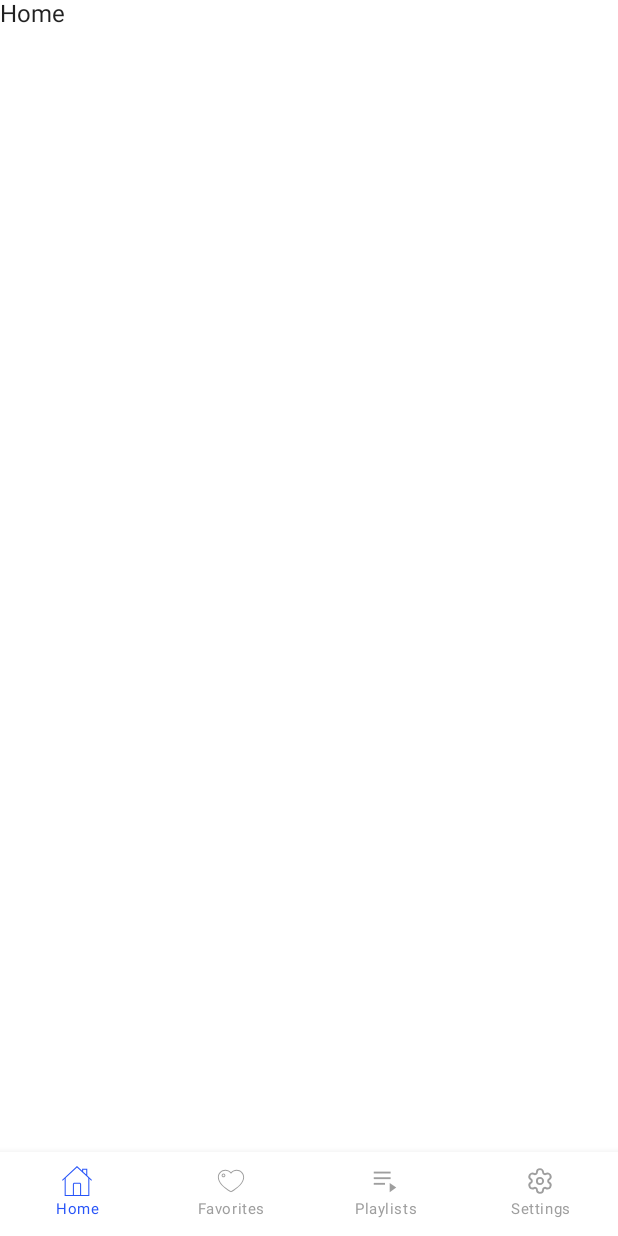
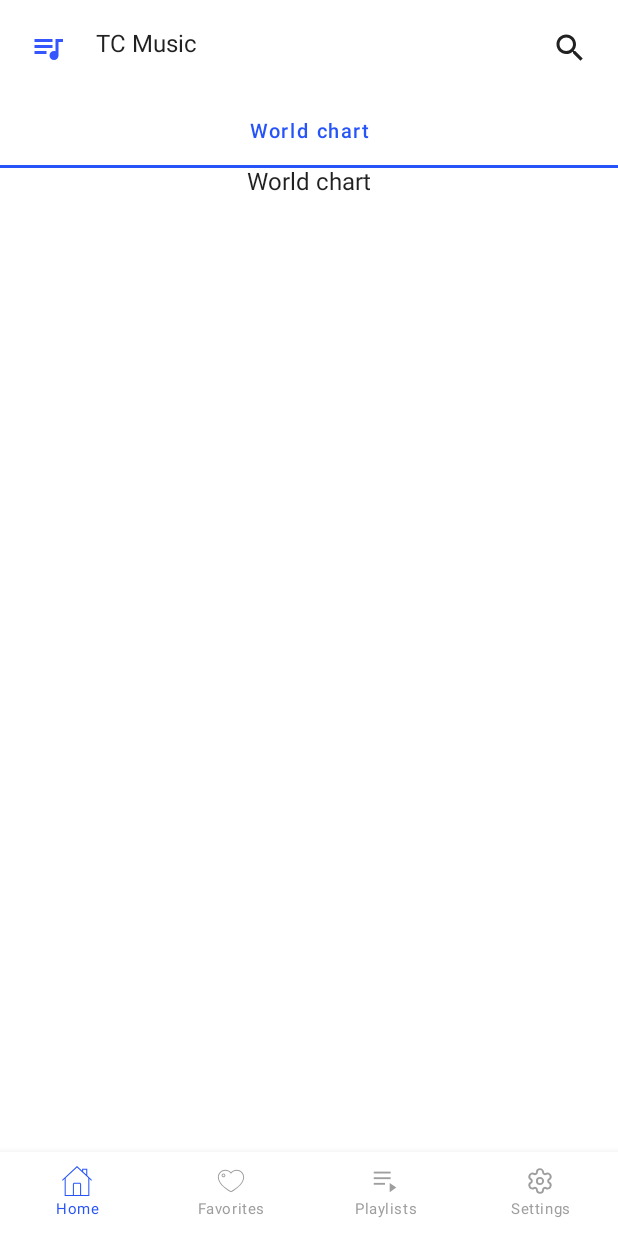
Before and after one commit to ntcong1997/tc-music, an Android app built with Jetpack Compose: the screen it shows after launch (MainActivity), on a phone screen of 412 x 824 dp. Before the commit the screen is almost empty. Run offline under Robolectric (Android 15) with nearby library versions, the phone set to English and light mode, and no system bars; our stand-ins replace Dagger/Hilt's generated code, Timber, accompanist.

Commit message:
feat(ui): home screen -> init tab world chart

```diff
--- a/app/build.gradle
+++ b/app/build.gradle
@@ -69,6 +69,7 @@ dependencies {
     implementation(Libs.MATERIAL)
     implementation(Libs.MATERIAL_ICONS_EXTENDED)
     implementation(Libs.PAGER)
+    implementation(Libs.PAGER_INDICATORS)
 
     // Kotlin
     implementation(Libs.KOTLIN_STDLIB)
--- a/app/src/main/java/com/example/tcmusic/ui/main/MainActivity.kt
+++ b/app/src/main/java/com/example/tcmusic/ui/main/MainActivity.kt
@@ -32,12 +32,14 @@ import com.example.tcmusic.ui.theme.BlueRibbon
 import com.example.tcmusic.ui.theme.GraySilverChalice
 import com.example.tcmusic.ui.theme.TCMusicTheme
 import com.example.tcmusic.ui.theme.White
+import com.google.accompanist.pager.ExperimentalPagerApi
 import dagger.hilt.android.AndroidEntryPoint
 
 @AndroidEntryPoint
 class MainActivity : ComponentActivity() {
     private val viewModel: MainViewModel by viewModels()
 
+    @ExperimentalPagerApi
     override fun onCreate(savedInstanceState: Bundle?) {
         super.onCreate(savedInstanceState)
 
@@ -76,7 +78,7 @@ class MainActivity : ComponentActivity() {
                                 startDestination = Screen.Home.route
                             ) {
                                 composable(route = Screen.Home.route) {
-                                    Home()
+                                    Home(navController)
                                 }
                                 composable(route = Screen.Favorites.route) {
                                     Favorites()
@@ -96,9 +98,12 @@ class MainActivity : ComponentActivity() {
     }
 }
 
+@ExperimentalPagerApi
 @Composable
-fun Home() {
-    HomeScreen()
+fun Home(
+    navController: NavController
+) {
+    HomeScreen(navController)
 }
 
 @Composable
--- a/app/src/main/java/com/example/tcmusic/ui/main/home/HomeScreen.kt
+++ b/app/src/main/java/com/example/tcmusic/ui/main/home/HomeScreen.kt
@@ -1,16 +1,167 @@
 package com.example.tcmusic.ui.main.home
 
-import androidx.compose.material.Text
+import androidx.compose.foundation.Image
+import androidx.compose.foundation.background
+import androidx.compose.foundation.layout.*
+import androidx.compose.material.*
+import androidx.compose.material.icons.Icons
+import androidx.compose.material.icons.filled.Search
 import androidx.compose.runtime.Composable
+import androidx.compose.runtime.rememberCoroutineScope
+import androidx.compose.ui.Modifier
+import androidx.compose.ui.platform.LocalContext
+import androidx.compose.ui.res.painterResource
+import androidx.compose.ui.res.stringResource
+import androidx.compose.ui.tooling.preview.Preview
+import androidx.compose.ui.unit.dp
+import androidx.compose.ui.unit.sp
+import androidx.navigation.NavController
+import com.example.tcmusic.R
+import com.example.tcmusic.ui.main.home.worldchart.WorldChartScreen
+import com.example.tcmusic.ui.theme.Black
+import com.example.tcmusic.ui.theme.BlueRibbon
+import com.example.tcmusic.ui.theme.GrayMercury
+import com.example.tcmusic.ui.theme.White
+import com.google.accompanist.pager.*
+import kotlinx.coroutines.launch
 
 /**
  * Created by TC on 10/10/2022.
  */
 
 
+@ExperimentalPagerApi
+@Composable
+fun HomeScreen(
+    navController: NavController
+) {
+    HomeScreen()
+}
+
+@ExperimentalPagerApi
 @Composable
 fun HomeScreen(
 
 ) {
-    Text(text = "Home")
+    Column(
+        modifier = Modifier
+            .fillMaxSize()
+            .background(White)
+    ) {
+        Header()
+
+        TabLayout()
+    }
 }
+
+@ExperimentalPagerApi
+@Composable
+fun Header() {
+    val context = LocalContext.current
+
+    Row(
+        modifier = Modifier
+            .fillMaxWidth()
+    ) {
+        Spacer(modifier = Modifier.width(20.dp))
+
+        Image(
+            painter = painterResource(id = R.drawable.ic_app),
+            contentDescription = null,
+            modifier = Modifier.padding(vertical = 20.dp)
+        )
+
+        Text(
+            text = context.getString(R.string.text_app_name),
+            fontSize = 16.sp,
+            modifier = Modifier
+                .weight(1f)
+                .padding(20.dp)
+        )
+
+        Icon(
+            imageVector = Icons.Filled.Search,
+            contentDescription = null,
+            modifier = Modifier.padding(vertical = 20.dp)
+        )
+
+        Spacer(modifier = Modifier.width(20.dp))
+    }
+}
+
+@ExperimentalPagerApi
+@Composable
+fun TabLayout() {
+    val pagerState = rememberPagerState()
+
+    val listTab = listOf(
+        R.string.text_world_chart
+    )
+
+    Tabs(listTab = listTab, pagerState = pagerState)
+    TabsContent(listTabSize = listTab.size, pagerState = pagerState)
+}
+
+@ExperimentalPagerApi
+@Composable
+fun Tabs(
+    listTab: List<Int>,
+    pagerState: PagerState
+) {
+    val coroutineScope = rememberCoroutineScope()
+
+    TabRow(
+        selectedTabIndex = pagerState.currentPage,
+        backgroundColor = White,
+        contentColor = BlueRibbon,
+        indicator = { tabPositions ->
+            TabRowDefaults.Indicator(
+                modifier = Modifier.pagerTabIndicatorOffset(pagerState, tabPositions),
+                height = 2.dp,
+                color = BlueRibbon
+            )
+        }
+    ) {
+        listTab.forEachIndexed { index, _ ->
+            Tab(
+                selected = pagerState.currentPage == index,
+                onClick = {
+                    coroutineScope.launch {
+                        pagerState.scrollToPage(index)
+                    }
+                },
+                text = {
+                    val color = if (pagerState.currentPage == index) BlueRibbon else GrayMercury
+                    Text(
+                        text = stringResource(listTab[index]),
+                        color = color,
+                        fontSize = 13.sp
+                    )
+                }
+            )
+        }
+    }
+}
+
+@ExperimentalPagerApi
+@Composable
+fun TabsContent(
+    listTabSize: Int,
+    pagerState: PagerState
+) {
+    HorizontalPager(
+        state = pagerState,
+        count = listTabSize
+    ) { page ->
+        when (page) {
+            0 -> WorldChartScreen()
+        }
+    }
+}
+
+@ExperimentalPagerApi
+@Preview
+@Composable
+fun HomeScreenPreview() {
+    HomeScreen()
+}
--- /dev/null
+++ b/app/src/main/java/com/example/tcmusic/ui/main/home/worldchart/WorldChartScreen.kt
@@ -0,0 +1,15 @@
+package com.example.tcmusic.ui.main.home.worldchart
+
+import androidx.compose.material.Text
+import androidx.compose.runtime.Composable
+
+/**
+ * Created by TC on 13/10/2022.
+ */
+
+@Composable
+fun WorldChartScreen(
+
+) {
+    Text(text = "World chart")
+}
--- a/app/src/main/java/com/example/tcmusic/ui/theme/Color.kt
+++ b/app/src/main/java/com/example/tcmusic/ui/theme/Color.kt
@@ -5,6 +5,7 @@ import androidx.compose.ui.graphics.Color
 val BlueRibbon = Color(0xFF2754F8)
 val BlueRoyal = Color(0xFF5574E2)
 
+val GrayMercury = Color(0xffE9E9E9)
 val GraySilverChalice = Color(0xFF9E9E9E)
 
 val White = Color(0xFFFFFFFF)
--- a/app/src/main/java/com/example/tcmusic/ui/theme/Theme.kt
+++ b/app/src/main/java/com/example/tcmusic/ui/theme/Theme.kt
@@ -9,7 +9,7 @@ import androidx.compose.runtime.Composable
 private val DarkColorPalette = darkColors(
     primary = BlueRibbon,
     primaryVariant = BlueRoyal,
-    secondary = White
+    secondary = Black
 )
 
 private val LightColorPalette = lightColors(
--- /dev/null
+++ b/app/src/main/res/drawable/ic_app.xml
@@ -0,0 +1,11 @@
+<vector xmlns:android="http://schemas.android.com/apk/res/android"
+    android:width="24dp"
+    android:height="24dp"
+    android:autoMirrored="true"
+    android:tint="#3556FF"
+    android:viewportWidth="24"
+    android:viewportHeight="24">
+    <path
+        android:fillColor="@android:color/white"
+        android:pathData="M15,6H3v2h12V6zM15,10H3v2h12V10zM3,16h8v-2H3V16zM17,6v8.18C16.69,14.07 16.35,14 16,14c-1.66,0 -3,1.34 -3,3s1.34,3 3,3s3,-1.34 3,-3V8h3V6H17z" />
+</vector>
--- a/app/src/main/res/values/strings.xml
+++ b/app/src/main/res/values/strings.xml
@@ -6,4 +6,8 @@
     <string name="text_favorites">Favorites</string>
     <string name="text_playlists">Playlists</string>
     <string name="text_settings">Settings</string>
+
+    <!-- Home Screen -->
+    <string name="text_app_name">TC Music</string>
+    <string name="text_world_chart"> World chart</string>
 </resources>
--- a/buildSrc/src/main/java/Libs.kt
+++ b/buildSrc/src/main/java/Libs.kt
@@ -40,6 +40,7 @@ object Libs {
     const val NAVIGATION_COMPOSE = "androidx.navigation:navigation-compose"
     const val OKHTTP_LOGGING = "com.squareup.okhttp3:logging-interceptor"
     const val PAGER = "com.google.accompanist:accompanist-pager"
+    const val PAGER_INDICATORS = "com.google.accompanist:accompanist-pager-indicators"
     const val PAGING = "androidx.paging:paging-runtime"
     const val PAGING_COMPOSE = "androidx.paging:paging-compose"
     const val RETROFIT = "com.squareup.retrofit2:retrofit"
--- a/depconstraints/build.gradle.kts
+++ b/depconstraints/build.gradle.kts
@@ -69,6 +69,7 @@ dependencies {
         api("${Libs.NAVIGATION_COMPOSE}:${Versions.NAVIGATION}")
         api("${Libs.OKHTTP_LOGGING}:$okhttp")
         api("${Libs.PAGER}:$accompanist")
+        api("${Libs.PAGER_INDICATORS}:$accompanist")
         api("${Libs.PAGING}:$paging")
         api("${Libs.PAGING_COMPOSE}:$pagingCompose")
         api("${Libs.RETROFIT}:$retrofit")
```
